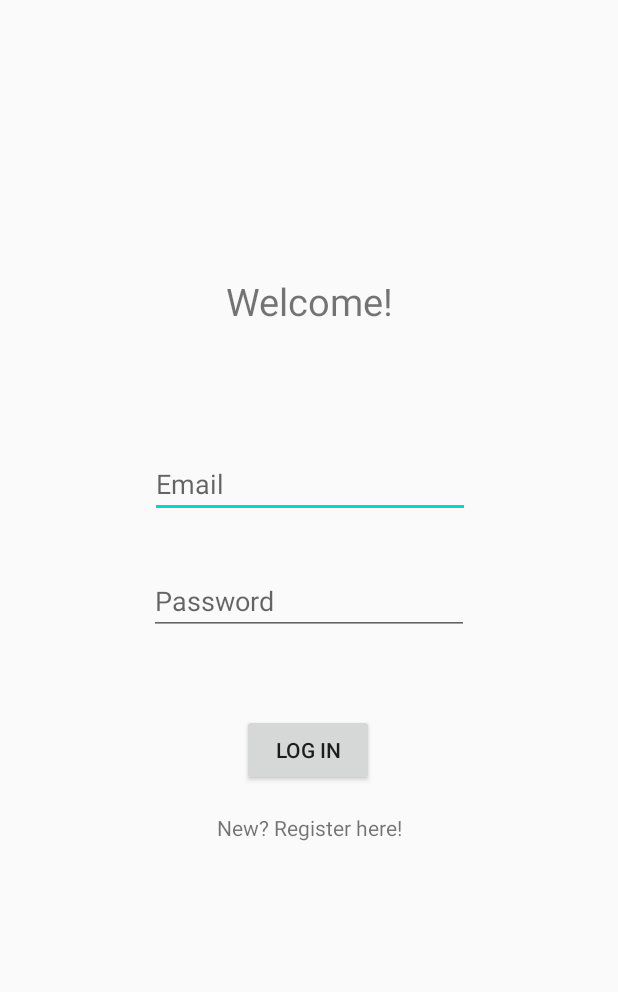
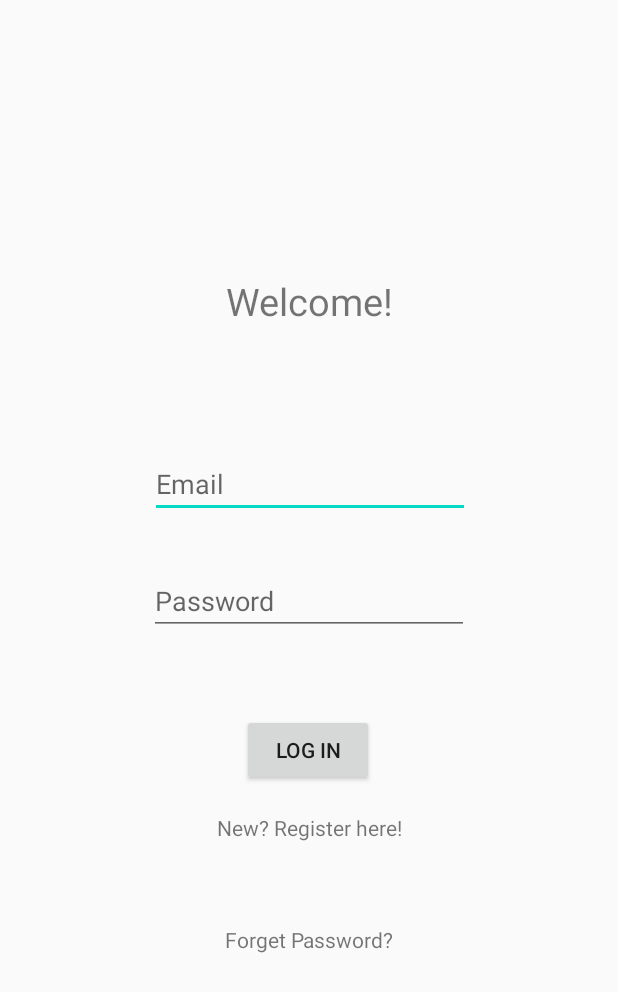
Before and after one commit to jiaqi20/Conversic, an Android app: the layout activity_login.xml on its own in the app's theme, with its tools: preview values and no code run, on a phone screen of 412 x 824 dp. Shown: the top 992 px of the screen. Run offline under Robolectric (Android 15) with nearby library versions, the light colour scheme and no system bars.

Commit message:
second commit

```diff
--- a/app/src/main/AndroidManifest.xml
+++ b/app/src/main/AndroidManifest.xml
@@ -9,9 +9,10 @@
         android:roundIcon="@mipmap/ic_launcher_round"
         android:supportsRtl="true"
         android:theme="@style/AppTheme">
-        <activity android:name=".Register"></activity>
+        <activity android:name=".ResetPassword"></activity>
+        <activity android:name=".MainActivity" />
         <activity android:name=".Login" />
-        <activity android:name=".MainActivity">
+        <activity android:name=".Register">
             <intent-filter>
                 <action android:name="android.intent.action.MAIN" />
 
--- a/app/src/main/java/com/example/conversic/Login.java
+++ b/app/src/main/java/com/example/conversic/Login.java
@@ -74,4 +74,8 @@ public class Login extends AppCompatActivity {
     public void register(View view) {
         startActivity(new Intent(getApplicationContext(), Register.class));
     }
+
+    public void forgetPassword(View view) {
+        startActivity(new Intent(getApplicationContext(), ResetPassword.class));
+    }
 }
--- a/app/src/main/res/layout/activity_login.xml
+++ b/app/src/main/res/layout/activity_login.xml
@@ -74,4 +74,16 @@
         app:layout_constraintTop_toBottomOf="@+id/login"
         app:layout_constraintVertical_bias="0.063"/>
 
+    <TextView
+        android:id="@+id/textView5"
+        android:layout_width="wrap_content"
+        android:layout_height="wrap_content"
+        android:text="@string/forget"
+        android:onClick="forgetPassword"
+        app:layout_constraintBottom_toBottomOf="parent"
+        app:layout_constraintEnd_toEndOf="parent"
+        app:layout_constraintStart_toStartOf="parent"
+        app:layout_constraintTop_toBottomOf="@+id/textView"
+        app:layout_constraintVertical_bias="0.227" />
+
 </androidx.constraintlayout.widget.ConstraintLayout>
--- a/app/src/main/res/values/strings.xml
+++ b/app/src/main/res/values/strings.xml
@@ -6,6 +6,7 @@
     <string name="password">Password</string>
     <string name="login">Log In</string>
     <string name="register">New? Register here!</string>
+    <string name="forget">Forget Password?</string>
     <string name="register2">Register</string>
     <string name="logout">Log Out</string>
     <string name="ady_login">Already Registered? Login Here!</string>
```
Also changed, not shown: app/src/main/java/com/example/conversic/ResetPassword.java (added, +59 -0 lines), app/src/main/res/layout/activity_reset_password.xml (added, +33 -0 lines).
